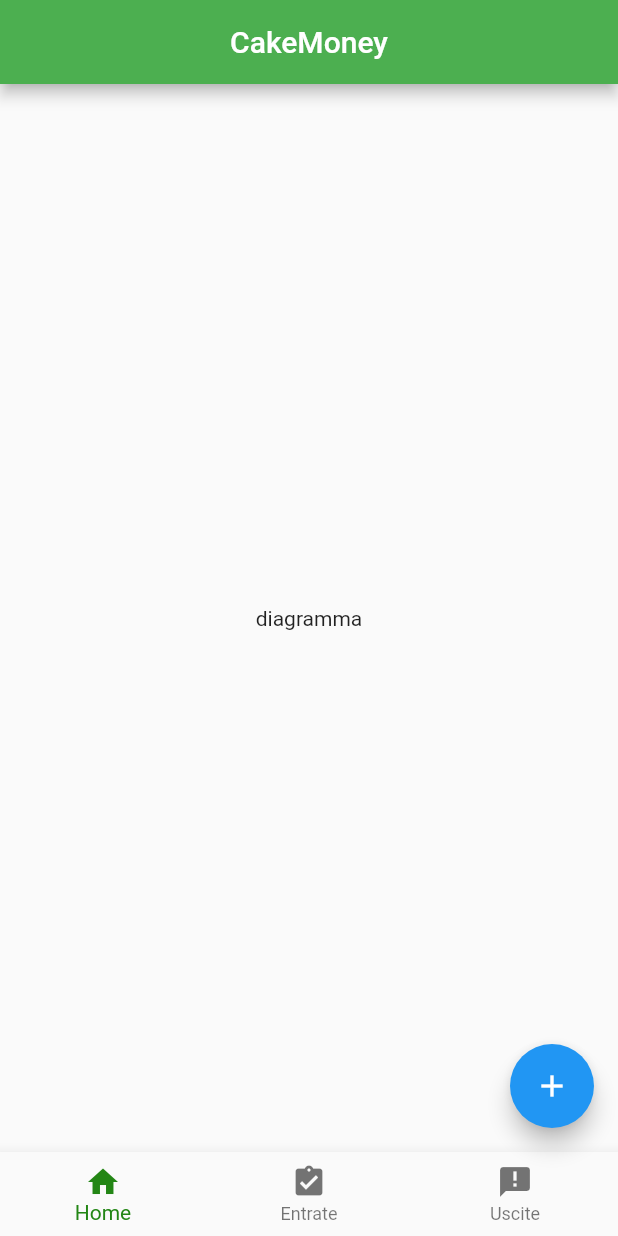
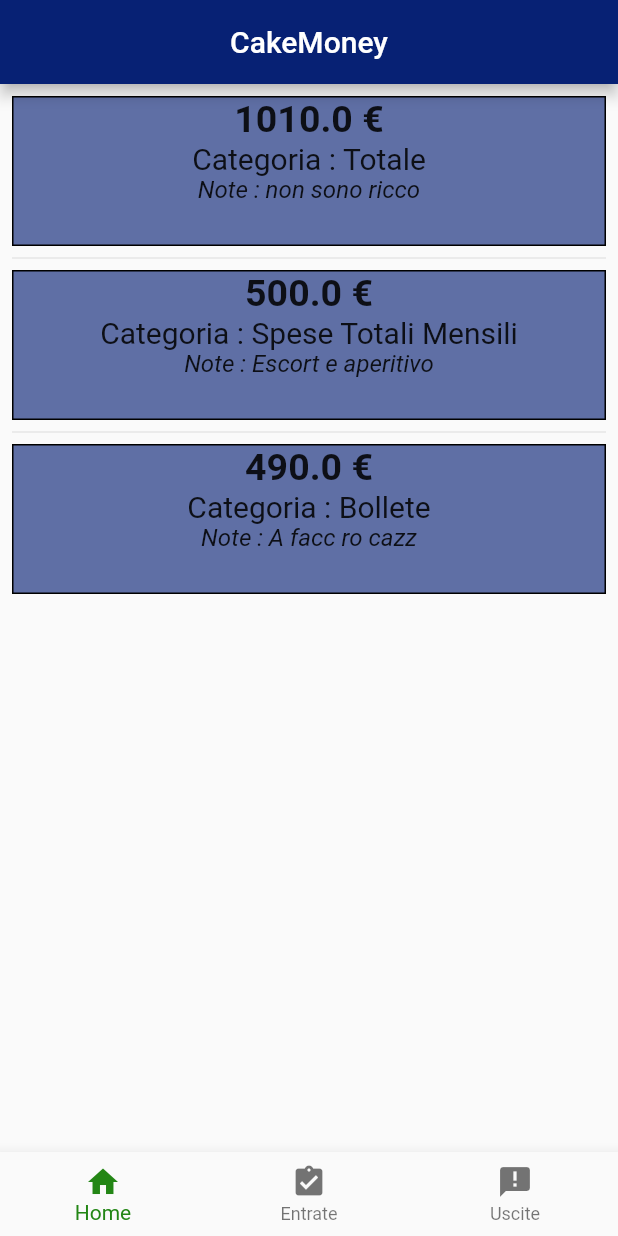
Before and after one commit to AurelMalaj/CakeMoney, a Flutter app: the screen it shows after launch, on a phone screen of 412 x 824 dp. Run offline on Flutter 3.47's test engine with Material 2 defaults, Android fonts, the phone set to English and light mode, and no system bars.

Commit message:
nuova home + fix provider

```diff
--- a/lib/screens/home.dart
+++ b/lib/screens/home.dart
@@ -16,34 +16,58 @@ class MyHomePage extends StatefulWidget {
 
 class _MyHomePageState extends State<MyHomePage> {
   int _index = 0;
+
+  final List<Movement> mockMovement = <Movement>[
+    Movement(value: 1010.00, category: "Totale", note: "non sono ricco"),
+    Movement(
+        value: 500.00, category: "Spese Totali Mensili", note: "Escort e aperitivo"),
+    Movement(
+        value: 490.00, category: "Bollete", note: "A facc ro cazz"),
+  ];
+
   @override
   Widget build(BuildContext context) {
     return Scaffold(
         appBar: AppBar(
           title: Text(widget.title),
           centerTitle: true,
-          backgroundColor: Colors.green,
+          backgroundColor: Color.fromARGB(255, 7, 33, 116),
         ),
-        body: _index == 0
-            ? Center(
+        body: ListView.separated(
+          padding: const EdgeInsets.all(8),
+          itemCount: mockMovement.length,
+          itemBuilder: (BuildContext context, int index) {
+            return Container(
+              height: 100,
+              width: 300,
+              decoration: BoxDecoration(
+                color: Color.fromARGB(255, 95, 111, 165),
+                border: Border.all(color: Colors.black),
+              ),
+              child: Center(
                 child: Column(
-                  mainAxisAlignment: MainAxisAlignment.center,
-                  children: <Widget>[
-                    const Text(
-                      'diagramma', //aggiungere widget diagramma a torta
+                  children: [
+                    Text(
+                      '${mockMovement[index].value} €',
+                      style:
+                          TextStyle(fontWeight: FontWeight.bold, fontSize: 25),
                     ),
+                    Text(
+                      'Categoria : ${mockMovement[index].category}',
+                      style: TextStyle(fontSize: 20),
+                    ),
+                    Text(
+                      'Note : ${mockMovement[index].note}',
+                      style:
+                          TextStyle(fontStyle: FontStyle.italic, fontSize: 16),
+                    )
                   ],
                 ),
-              )
-            : Entrance(title: 'Sono le entrate'),
-        floatingActionButton: FloatingActionButton(
-          onPressed: (() {
-            Navigator.push(
-              context,
-              MaterialPageRoute(builder: (context) => const AddNewMovement()),
+              ),
             );
-          }),
-          child: const Icon(Icons.add),
+          },
+          separatorBuilder: (BuildContext context, int index) =>
+              const Divider(),
         ),
         bottomNavigationBar: Navbar(
           onTap: ((index) {
--- a/pubspec.yaml
+++ b/pubspec.yaml
@@ -34,7 +34,7 @@ dependencies:
   # The following adds the Cupertino Icons font to your application.
   # Use with the CupertinoIcons class for iOS style icons.
   cupertino_icons: ^1.0.2
-  provider: ^4.3.2+2
+  provider: ^6.0.2
   get: ^4.6.1
 
 dev_dependencies:
```
Also changed, not shown: pubspec.lock.
